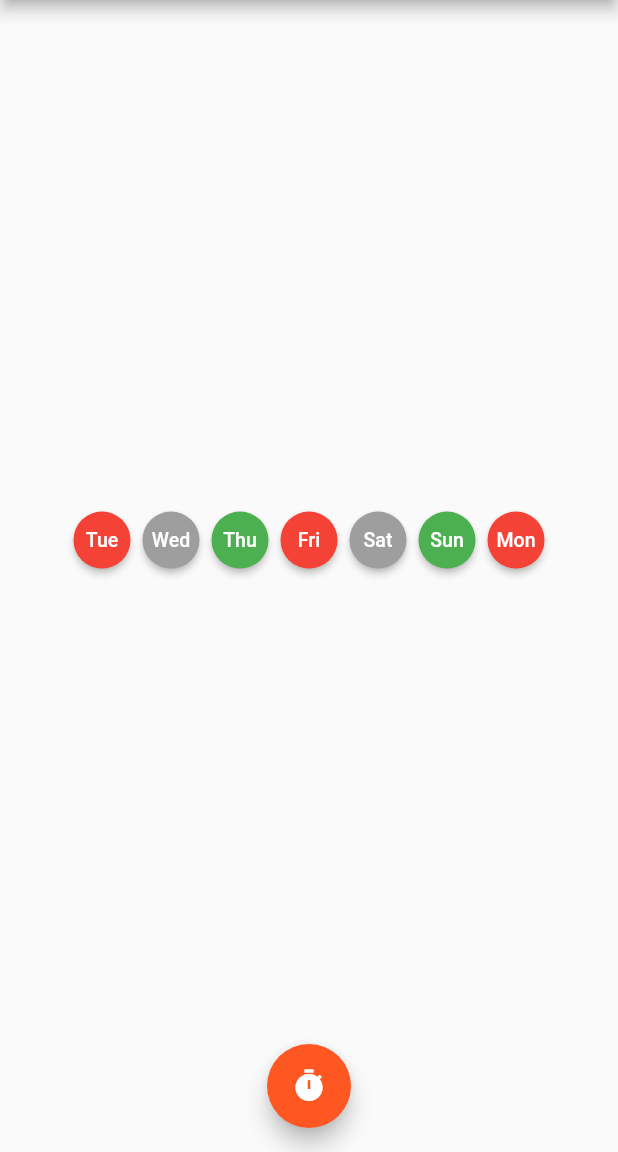
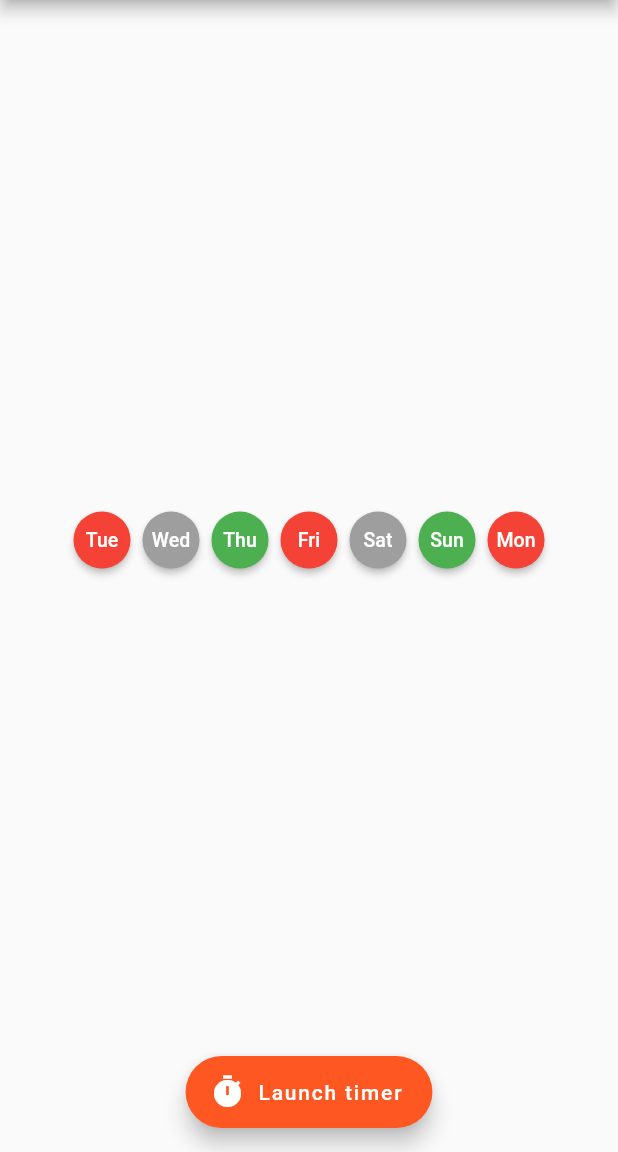
Before and after one commit to dominik-korsa/injection-assistant, a Flutter app: the screen it shows after launch, on a phone screen of 412 x 824 dp, the part 84-1236 px from its top. Run offline on Flutter 3.47's test engine with Material 2 defaults, Android fonts, the phone set to English and light mode, and no system bars.

Commit message:
Change launch timer button to extended

```diff
--- a/lib/homeRoute.dart
+++ b/lib/homeRoute.dart
@@ -36,10 +36,10 @@ class _HomeRouteState extends State<HomeRoute> {
           ),
         ),
       ),
-      floatingActionButton: new FloatingActionButton(
+      floatingActionButton: new FloatingActionButton.extended(
         onPressed: _launchTimer,
-        tooltip: 'Launch timer',
-        child: new Icon(Icons.timer),
+        label: new Text('Launch timer'),
+        icon: new Icon(Icons.timer),
       ),
       floatingActionButtonLocation: FloatingActionButtonLocation.centerFloat,
     );
```
